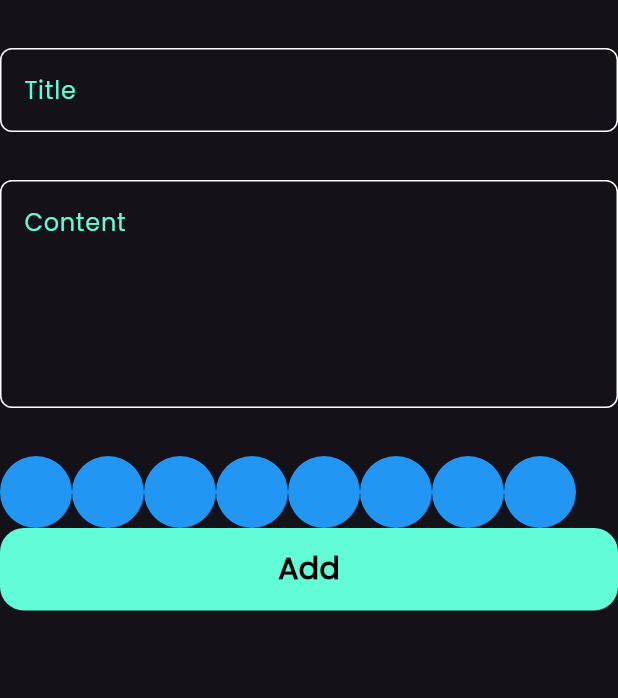
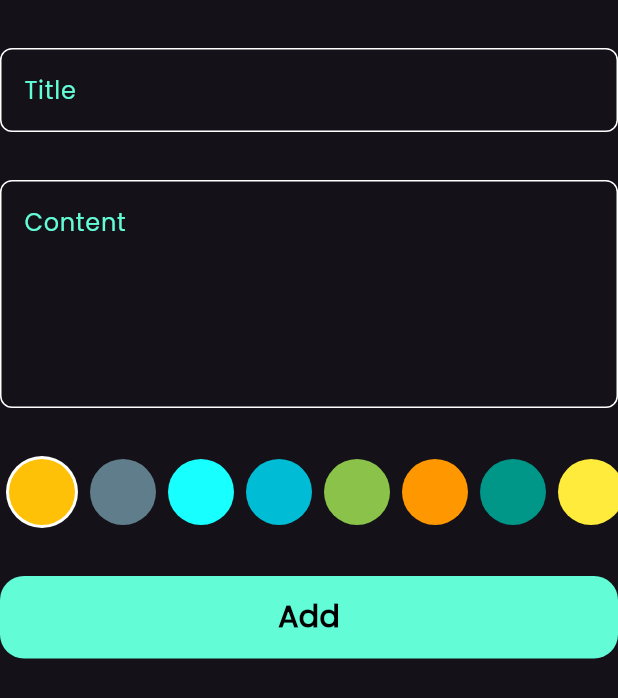
Before and after one commit to YassaTamer/notes_app, a Flutter app: the AddNoteForm widget shown alone on an empty page, opened directly, on a phone screen of 412 x 824 dp. Shown: the top 698 px of the screen. Run offline on Flutter 3.47's test engine with Material 3 defaults, Android fonts, the phone set to English and light mode, and no system bars; our stand-ins replace bloc, flutter_bloc, font_awesome_flutter, hive, hive_flutter; accounts and stored records are empty.

Commit message:
Refactor: Enhance color selection in AddNoteForm by implementing ColorsListView and ColorItem for better user interaction

```diff
--- a/lib/widgets/add_note_form.dart
+++ b/lib/widgets/add_note_form.dart
@@ -43,6 +43,8 @@ class _AddNoteFormState extends State<AddNoteForm> {
           ),
           const SizedBox(height: 32),
           ColorsListView(),
+          const SizedBox(height: 32),
+
           BlocBuilder<AddNoteCubit, AddNoteState>(
             builder: (context, state) {
               return CustomBotton(
--- a/lib/widgets/color_item.dart
+++ b/lib/widgets/color_item.dart
@@ -1,11 +1,17 @@
-
 import 'package:flutter/material.dart';
 
 class ColorItem extends StatelessWidget {
-  const ColorItem({super.key});
-
+  const ColorItem({super.key, required this.isActive, required this.color});
+  final bool isActive;
+  final Color color;
   @override
   Widget build(BuildContext context) {
-    return const CircleAvatar(radius: 24, backgroundColor: Colors.blue);
+    return isActive
+        ? CircleAvatar(
+          radius: 24,
+          backgroundColor: Colors.white,
+          child: CircleAvatar(radius: 22, backgroundColor: color),
+        )
+        : CircleAvatar(radius: 22, backgroundColor: color);
   }
 }
--- a/lib/widgets/colors_list_view.dart
+++ b/lib/widgets/colors_list_view.dart
@@ -1,20 +1,49 @@
-
 import 'package:flutter/cupertino.dart';
+import 'package:flutter/material.dart';
 import 'package:notes_app/widgets/add_note_form.dart';
 import 'package:notes_app/widgets/color_item.dart';
 
-class ColorsListView extends StatelessWidget {
+class ColorsListView extends StatefulWidget {
   const ColorsListView({super.key});
 
+  @override
+  State<ColorsListView> createState() => _ColorsListViewState();
+}
+
+class _ColorsListViewState extends State<ColorsListView> {
+  int currentIndex = 0;
+  List<Color> colors = [
+    Colors.amber,
+    Colors.blueGrey,
+    Colors.cyanAccent,
+    Colors.cyan,
+    Colors.lightGreen,
+    Colors.orange,
+    Colors.teal,
+    Colors.yellow,
+    Colors.purpleAccent,
+  ];
   @override
   Widget build(BuildContext context) {
     return SizedBox(
       height: 48,
       child: ListView.builder(
-        itemCount: 8,
+        itemCount: colors.length,
         scrollDirection: Axis.horizontal,
         itemBuilder: (context, index) {
-          return ColorItem();
+          return Padding(
+            padding: const EdgeInsets.symmetric(horizontal: 4.0),
+            child: GestureDetector(
+              onTap: () {
+                currentIndex = index;
+                setState(() {});
+              },
+              child: ColorItem(
+                color: colors[index],
+                isActive: currentIndex == index,
+              ),
+            ),
+          );
         },
       ),
     );
```
